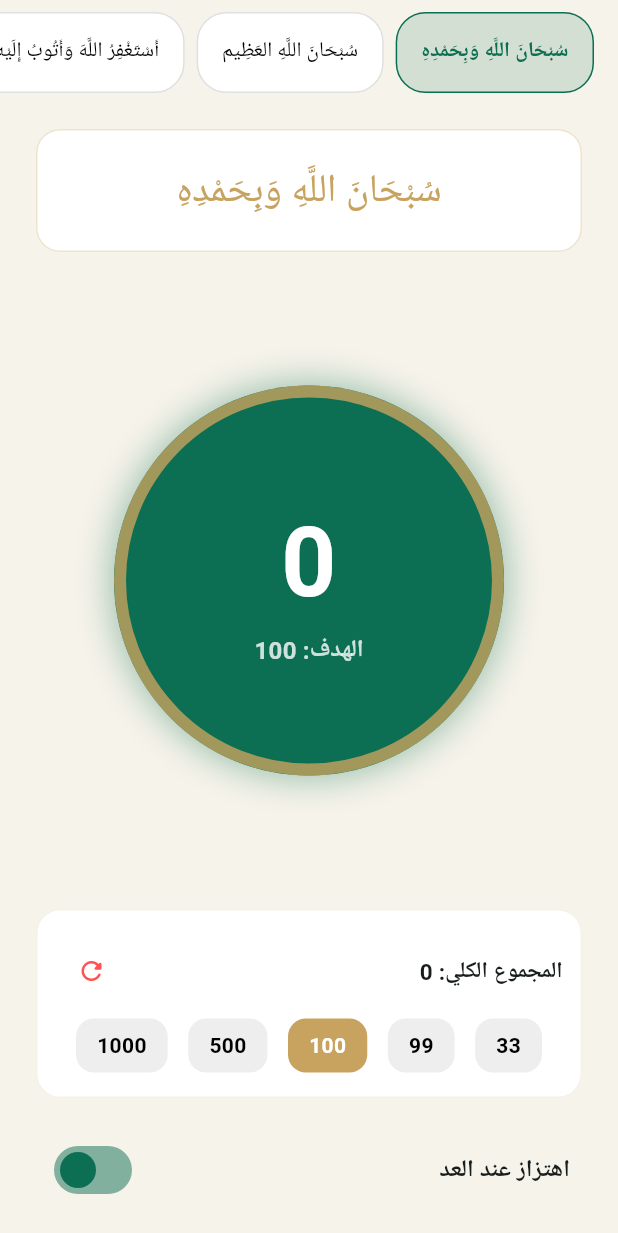
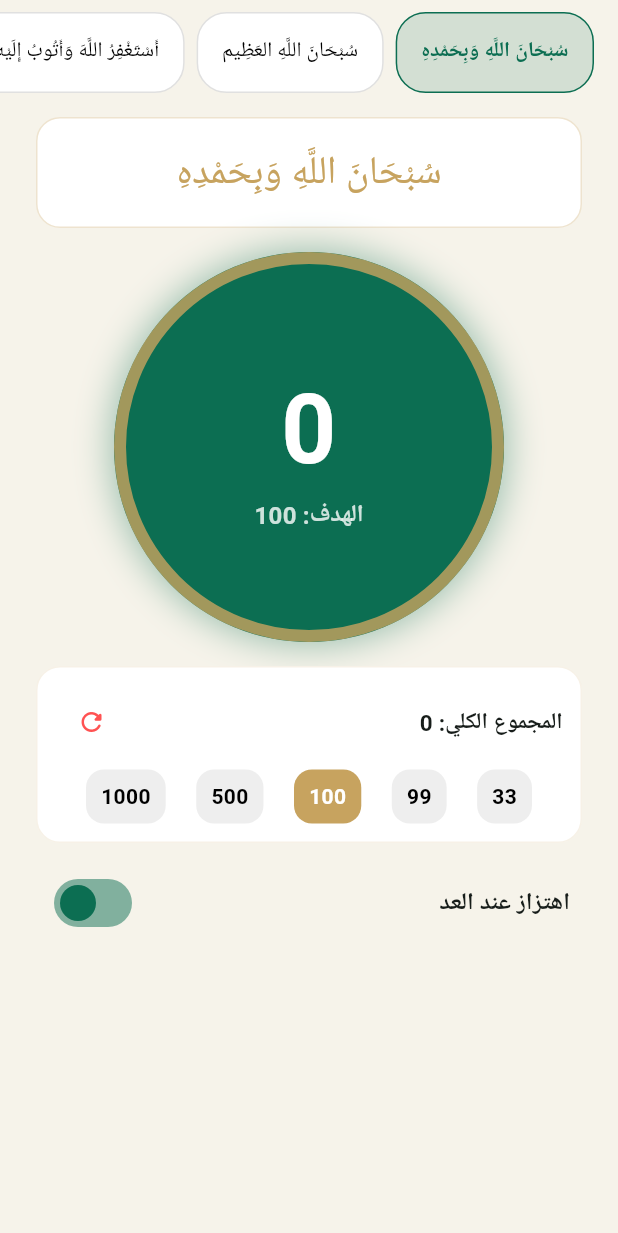
Before and after one commit to zeiaad98-maker/noor-quran-app, a Flutter app: the TasbeehScreen screen opened directly, on a phone screen of 412 x 824 dp. Shown: the top 1233 px of the screen. Run offline on Flutter 3.47's test engine with Material 3 defaults, Android fonts, the phone set to English and light mode, and no system bars; our stand-ins replace adhan, cupertino_ui, flutter_local_notifications, flutter_map, flutter_screenutil, flutter_timezone and 14 more; missing offline and left inert: qcf_quran, quran; accounts and stored records are empty; network calls fail; statements that could not run were skipped.

Commit message:
v11: screens (mosques, surah list, reader, tasbeeh)

```diff
--- a/lib/screens/tasbeeh_screen.dart
+++ b/lib/screens/tasbeeh_screen.dart
@@ -114,11 +114,50 @@ class _TasbeehScreenState extends State<TasbeehScreen> {
 
     return Scaffold(
       backgroundColor: isDark ? darkBg : const Color(0xFFF6F3EA),
+      // v11 Bug G: the old fixed-height Column with two Spacers
+      // overflowed the space above the bottom nav (AppBar + Adhkar
+      // TabBar + NavigationBar eat ~260dp of a 919dp screen), so
+      // the target pills — and the vibration row — were clipped
+      // behind the nav bar. The body is now scrollable AND the
+      // circle shrinks to fit the available height, so on a normal
+      // phone everything fits with no scrolling at all; on a
+      // shorter screen it scrolls instead of clipping.
       body: SafeArea(
+        child: LayoutBuilder(
+          builder: (context, constraints) {
+            // Fixed parts (strip + gaps + dhikr card + totals card +
+            // switch row + paddings) need ~404dp; the circle takes
+            // the rest, 180–260dp, and the counter font scales with
+            // it. At the 656dp available in the 411×919 tab chrome
+            // the circle is 252dp and the whole screen fits.
+            final circleD =
+                (constraints.maxHeight - 404).clamp(180.0, 260.0);
+            final counterFont = (circleD * 0.246).clamp(44.0, 64.0);
+            return SingleChildScrollView(
               child: Column(
                 children: [
+                  _adhkarStrip(isDark, emerald, gold),
+                  const SizedBox(height: 16),
+                  _dhikrCard(isDark, gold),
+                  const SizedBox(height: 16),
+                  _tapCircle(emerald, gold, circleD, counterFont),
+                  const SizedBox(height: 16),
+                  _totalsCard(isDark, emerald, gold),
+                  const SizedBox(height: 12),
+                  _vibrateRow(emerald),
+                  const SizedBox(height: 8),
+                ],
+              ),
+            );
+          },
+        ),
+      ),
+    );
+  }
+
   // 1. شريط الأذكار العلوي
-            Container(
+  Widget _adhkarStrip(bool isDark, Color emerald, Color gold) {
+    return Container(
       height: 54,
       margin: const EdgeInsets.only(top: 8),
       child: ListView.separated(
@@ -139,7 +178,7 @@ class _TasbeehScreenState extends State<TasbeehScreen> {
                   border: Border.all(color: gold.withValues(alpha: 0.5)),
                 ),
                 alignment: Alignment.center,
-                        child: const Row(
+                child: Row(
                   children: [
                     Icon(Icons.add, color: gold, size: 18),
                     SizedBox(width: 4),
@@ -176,16 +215,16 @@ class _TasbeehScreenState extends State<TasbeehScreen> {
           );
         },
       ),
-            ),
-
-            const SizedBox(height: 24),
+    );
+  }
 
   // 2. بطاقة الذكر الحالي المحددة
-            Padding(
+  Widget _dhikrCard(bool isDark, Color gold) {
+    return Padding(
       padding: const EdgeInsets.symmetric(horizontal: 24),
       child: Container(
         width: double.infinity,
-                padding: const EdgeInsets.all(20),
+        padding: const EdgeInsets.symmetric(horizontal: 20, vertical: 16),
         decoration: BoxDecoration(
           color: isDark ? const Color(0xFF1A1F1D) : Colors.white,
           borderRadius: BorderRadius.circular(16),
@@ -201,16 +240,23 @@ class _TasbeehScreenState extends State<TasbeehScreen> {
           ),
         ),
       ),
-            ),
+    );
+  }
 
-            const Spacer(),
-
-            // 3. دائرة السبحة الكبرى
-            GestureDetector(
+  // 3. دائرة السبحة الكبرى — responsive: [circleD] is computed from
+  // the available height (see build), and the counter font scales
+  // with it so the digits never crowd the circle.
+  Widget _tapCircle(
+    Color emerald,
+    Color gold,
+    double circleD,
+    double counterFont,
+  ) {
+    return GestureDetector(
       onTap: _increment,
       child: Container(
-                width: 260,
-                height: 260,
+        width: circleD,
+        height: circleD,
         decoration: BoxDecoration(
           shape: BoxShape.circle,
           color: emerald,
@@ -229,8 +275,8 @@ class _TasbeehScreenState extends State<TasbeehScreen> {
             children: [
               Text(
                 '$_counter',
-                        style: const TextStyle(
-                          fontSize: 64,
+                style: TextStyle(
+                  fontSize: counterFont,
                   fontWeight: FontWeight.bold,
                   color: Colors.white,
                 ),
@@ -247,14 +293,14 @@ class _TasbeehScreenState extends State<TasbeehScreen> {
           ),
         ),
       ),
-            ),
-
-            const Spacer(),
+    );
+  }
 
   // 4. بطاقة الأهداف والمجموع الكلي
-            Container(
+  Widget _totalsCard(bool isDark, Color emerald, Color gold) {
+    return Container(
       margin: const EdgeInsets.symmetric(horizontal: 24),
-              padding: const EdgeInsets.symmetric(vertical: 16, horizontal: 12),
+      padding: const EdgeInsets.symmetric(vertical: 12, horizontal: 12),
       decoration: BoxDecoration(
         color: isDark ? const Color(0xFF1A1F1D) : Colors.white,
         borderRadius: BorderRadius.circular(16),
@@ -284,7 +330,9 @@ class _TasbeehScreenState extends State<TasbeehScreen> {
                   _prefs.setInt('tasbeeh_target', t);
                 },
                 child: Container(
-                          padding: const EdgeInsets.symmetric(horizontal: 14, vertical: 8),
+                  // Was 14px horizontal: the 5 pills overflowed
+                  // their 337dp row by 2.5px at 411dp.
+                  padding: const EdgeInsets.symmetric(horizontal: 10, vertical: 8),
                   decoration: BoxDecoration(
                     color: isSel ? gold : (isDark ? const Color(0xFF262C29) : Colors.grey.shade200),
                     borderRadius: BorderRadius.circular(12),
@@ -302,13 +350,13 @@ class _TasbeehScreenState extends State<TasbeehScreen> {
           ),
         ],
       ),
-            ),
-
-            const SizedBox(height: 16),
+    );
+  }
 
   // 5. مفتاح الاهتزاز
-            Padding(
-              padding: const EdgeInsets.symmetric(horizontal: 32, vertical: 8),
+  Widget _vibrateRow(Color emerald) {
+    return Padding(
+      padding: const EdgeInsets.symmetric(horizontal: 32, vertical: 4),
       child: Row(
         mainAxisAlignment: MainAxisAlignment.spaceBetween,
         children: [
@@ -323,11 +371,6 @@ class _TasbeehScreenState extends State<TasbeehScreen> {
           ),
         ],
       ),
-            ),
-            const SizedBox(height: 12),
-          ],
-        ),
-      ),
     );
   }
 }
```
Also changed, not shown: lib/screens/nearby_mosques_screen.dart (+22 -1 lines), lib/screens/surah_list_screen.dart (+11 -2 lines), lib/screens/surah_reader_screen.dart (+37 -6 lines). Lines whose indentation alone changed are shown as unchanged.
